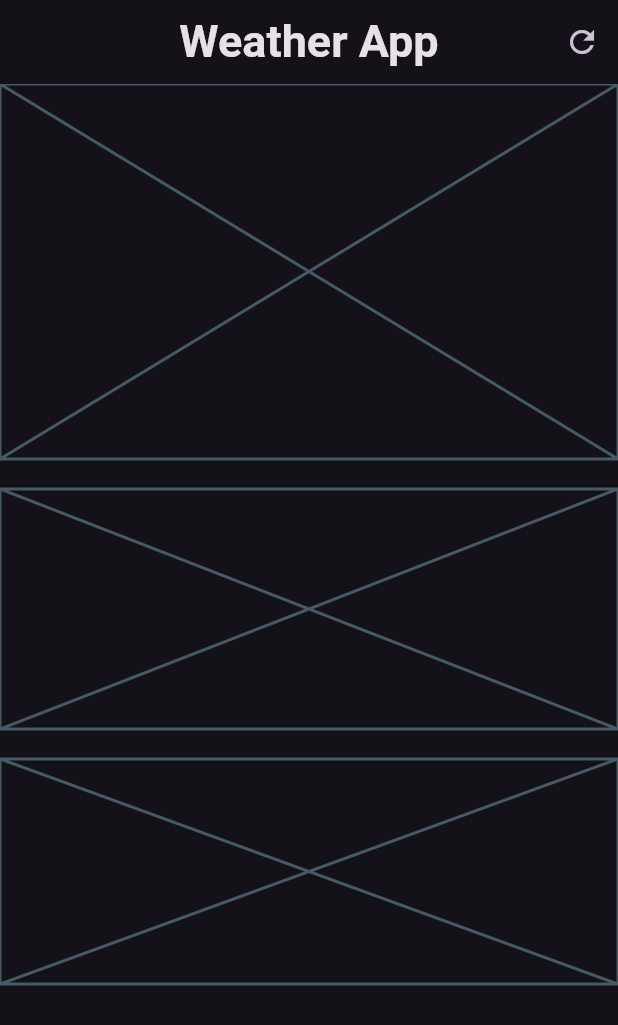
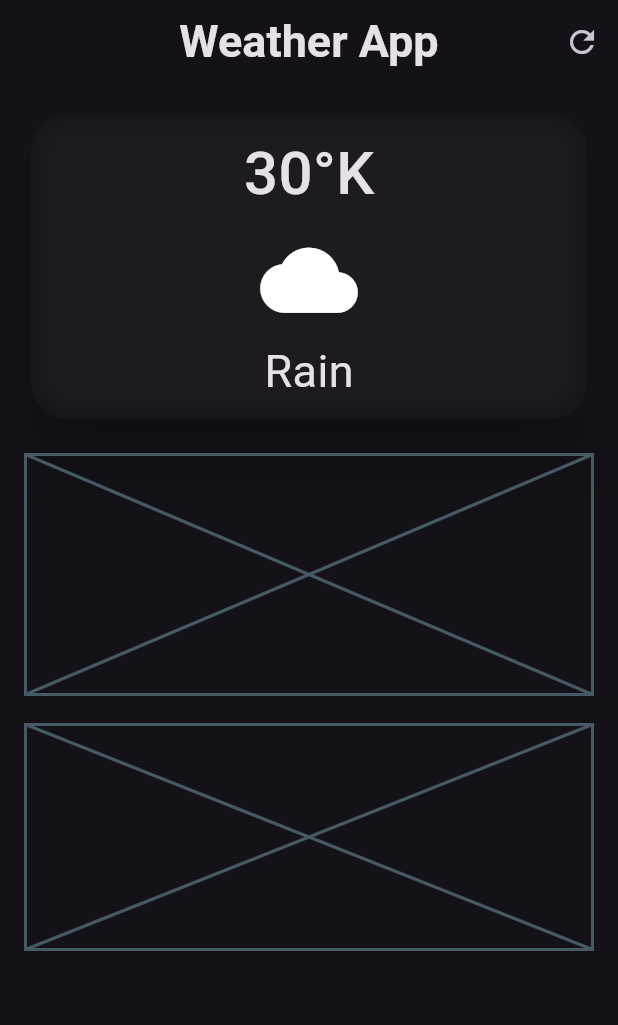
Before and after one commit to Ajallen14/Weather_App, a Flutter app: the screen it shows after launch, on a phone screen of 412 x 824 dp. Shown: the top 1025 px of the screen. Run offline on Flutter 3.47's test engine with Material 3 defaults, Android fonts, the phone set to English and light mode, and no system bars.

Commit message:
Finished Main Card

```diff
--- a/lib/weather_screen.dart
+++ b/lib/weather_screen.dart
@@ -23,11 +23,42 @@ class WeatherScreen extends StatelessWidget {
           ),
         ],
       ),
-      body: Column(
+      body: Padding(
+        padding: const EdgeInsets.all(17),
+        child: Column(
           children: [
-          const Placeholder(
-            //MAIN CARD
-            fallbackHeight: 250,
+            SizedBox(
+              width: double.infinity,
+              child: Card(
+                elevation: 20,
+                shape: RoundedRectangleBorder(
+                  borderRadius: BorderRadius.circular(23),
+                ),
+                child: ClipRRect(
+                  borderRadius: BorderRadius.circular(23),
+                  child: BackdropFilter(
+                    filter: ImageFilter.blur(sigmaX: 10, sigmaY: 10),
+                    child: Padding(
+                      padding: const EdgeInsets.all(10),
+                      child: Column(
+                        children: [
+                          Text(
+                            "30°K",
+                            style: TextStyle(
+                              fontSize: 40,
+                              fontWeight: FontWeight.w500,
+                            ),
+                          ),
+                          SizedBox(height: 10),
+                          Icon(Icons.cloud, size: 65),
+                          SizedBox(height: 7),
+                          Text("Rain", style: TextStyle(fontSize: 30)),
+                        ],
+                      ),
+                    ),
+                  ),
+                ),
+              ),
             ),
             const SizedBox(height: 20),
             const Placeholder(
@@ -41,6 +72,7 @@ class WeatherScreen extends StatelessWidget {
             ),
           ],
         ),
+      ),
     );
   }
 }
```
Lines whose indentation alone changed are shown as unchanged.
